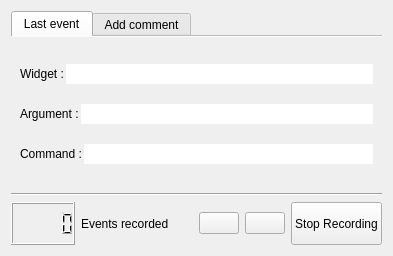
This is pqRecordEventsDialog.ui in Kitware/QtTesting as Qt 5 draws it before an edit. The edited form follows.
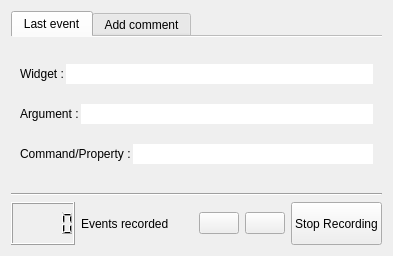
This is the edited form. Icons and pictures are not drawn.

Patch:
```diff
--- a/pqRecordEventsDialog.ui
+++ b/pqRecordEventsDialog.ui
@@ -123,7 +123,7 @@
             <string>Last command recorded / property checked</string>
            </property>
            <property name="text">
-            <string>Command :</string>
+            <string>Command/Property :</string>
            </property>
           </widget>
          </item>
```
